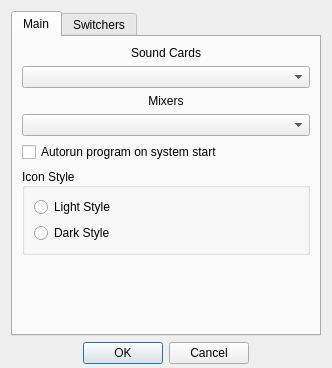
Before: the Qt Designer form qt/qtalsavolume/settingsdialog.ui in Vitozz/kukuruzo, drawn with Qt 5.
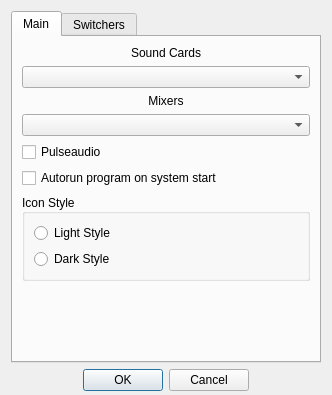
After: the same form once the commit is applied.

Commit message: Added initial Pulseaudio support

```diff
--- a/qt/qtalsavolume/settingsdialog.ui
+++ b/qt/qtalsavolume/settingsdialog.ui
@@ -7,7 +7,7 @@
     <x>0</x>
     <y>0</y>
     <width>332</width>
-    <height>368</height>
+    <height>395</height>
    </rect>
   </property>
   <property name="sizePolicy">
@@ -108,6 +108,13 @@
            </property>
           </widget>
          </item>
+         <item>
+          <widget class="QCheckBox" name="usePulseaudio">
+           <property name="text">
+            <string>Pulseaudio</string>
+           </property>
+          </widget>
+         </item>
          <item>
           <widget class="QCheckBox" name="isAutorun">
            <property name="sizePolicy">
```
The commit also changes 18 other files.
